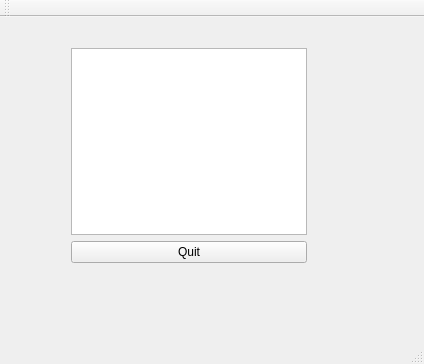
First picture: the form in D-1_v_2-0/D-1_v_2-0_widgets/notepad.ui, repository iwabuchiken/Learn_Qt, before the edit.
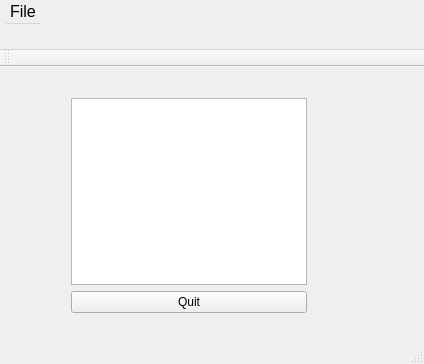
Second picture: the form after the edit.

Diff of the .ui file:
```diff
--- a/D-1_v_2-0/D-1_v_2-0_widgets/notepad.ui
+++ b/D-1_v_2-0/D-1_v_2-0_widgets/notepad.ui
@@ -14,7 +14,7 @@
    <string>Notepad</string>
   </property>
   <widget class="QWidget" name="centralWidget">
-   <widget class="QWidget" name="">
+   <widget class="QWidget" name="layoutWidget">
     <property name="geometry">
      <rect>
       <x>60</x>
@@ -43,9 +43,45 @@
      <x>0</x>
      <y>0</y>
      <width>424</width>
-     <height>33</height>
+     <height>50</height>
     </rect>
    </property>
+   <property name="sizePolicy">
+    <sizepolicy hsizetype="MinimumExpanding" vsizetype="Minimum">
+     <horstretch>200</horstretch>
+     <verstretch>50</verstretch>
+    </sizepolicy>
+   </property>
+   <property name="minimumSize">
+    <size>
+     <width>424</width>
+     <height>50</height>
+    </size>
+   </property>
+   <property name="baseSize">
+    <size>
+     <width>30</width>
+     <height>30</height>
+    </size>
+   </property>
+   <property name="font">
+    <font>
+     <pointsize>12</pointsize>
+    </font>
+   </property>
+   <property name="nativeMenuBar">
+    <bool>false</bool>
+   </property>
+   <widget class="QMenu" name="menuFile">
+    <property name="title">
+     <string>File</string>
+    </property>
+    <addaction name="actionOpen"/>
+    <addaction name="actionSave"/>
+    <addaction name="separator"/>
+    <addaction name="actionQuit"/>
+   </widget>
+   <addaction name="menuFile"/>
   </widget>
   <widget class="QToolBar" name="mainToolBar">
    <attribute name="toolBarArea">
```
Left out of the diff: 30 changed lines with no effect on the pictures.
